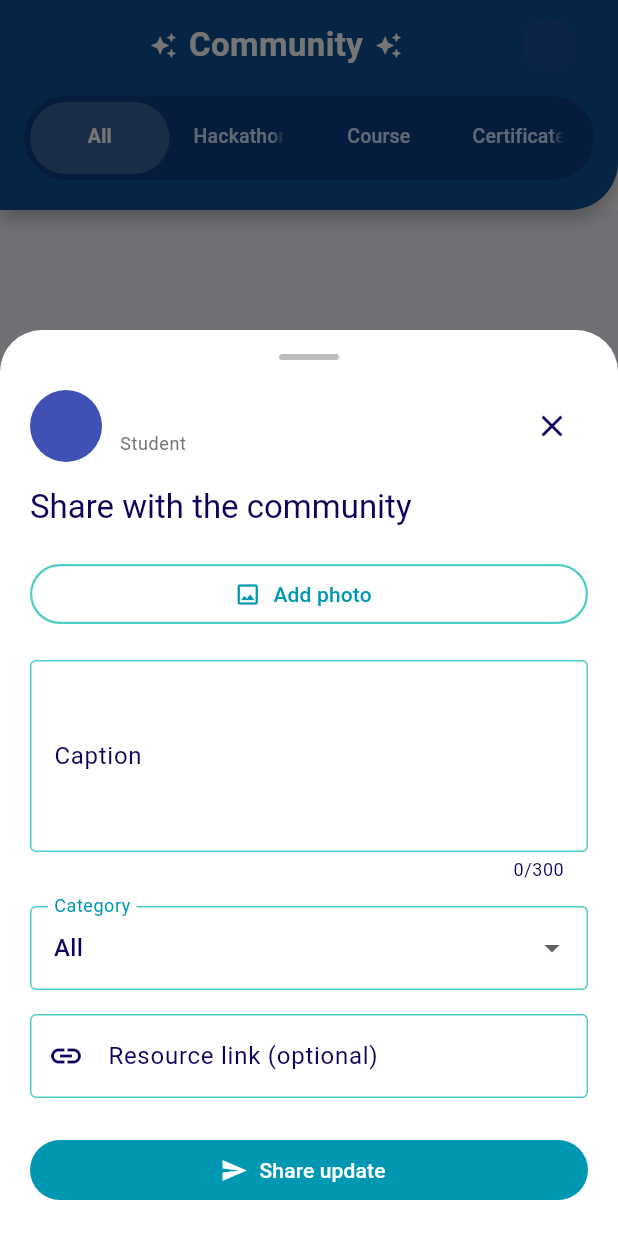
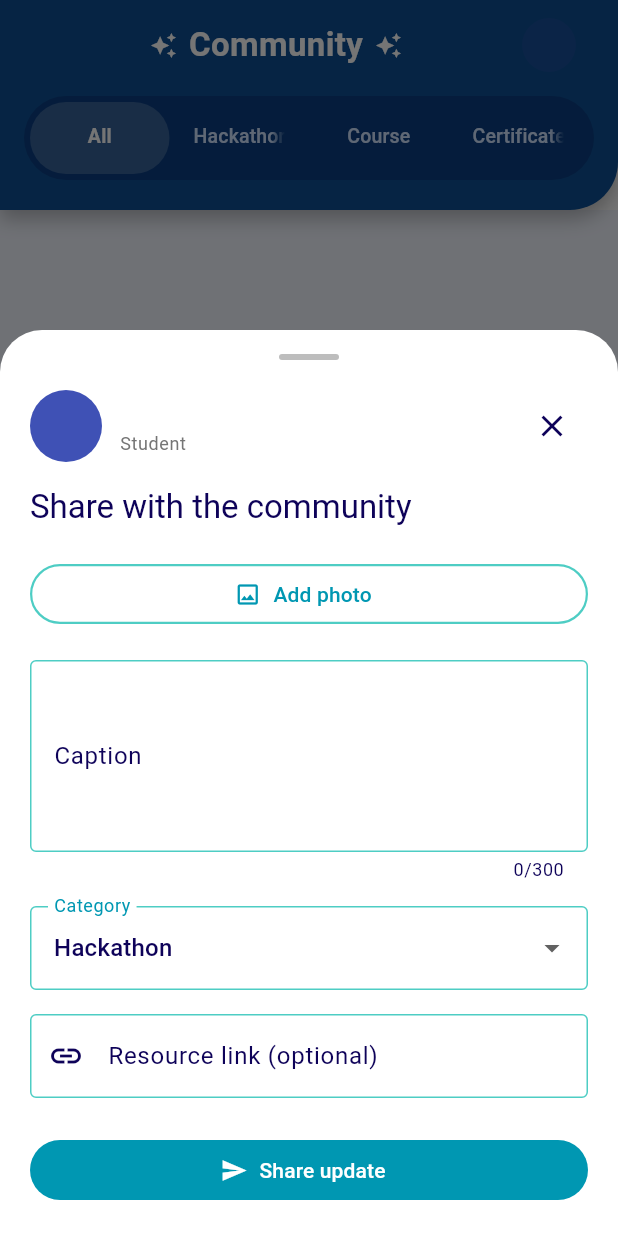
Before and after one commit to LayanMh/SWE444, a Flutter app: the CommunityPage screen opened by its route, after a tap on "New post", on a phone screen of 412 x 824 dp. Run offline on Flutter 3.47's test engine with Material 3 defaults, Android fonts, the phone set to English and light mode, and no system bars; our stand-ins replace cloud_firestore, firebase_auth, firebase_core, firebase_storage, flutter_dotenv, flutter_local_notifications and 8 more; missing offline and left inert: flutter_appauth, syncfusion_flutter_pdf; accounts and stored records are empty.

Commit message:
edit community

```diff
--- a/lib/screens/community.dart
+++ b/lib/screens/community.dart
@@ -328,13 +328,10 @@ class _CommunityPageState extends State<CommunityPage>
   }
 
   Widget _buildCategoryFeed(String category) {
-    final baseQuery = FirebaseFirestore.instance
+    final stream = FirebaseFirestore.instance
         .collection('community_posts')
-        .orderBy('createdAt', descending: true);
-
-    final stream = category == 'All'
-        ? baseQuery.snapshots()
-        : baseQuery.where('category', isEqualTo: category).snapshots();
+        .orderBy('createdAt', descending: true)
+        .snapshots();
 
     return StreamBuilder<QuerySnapshot<Map<String, dynamic>>>(
       stream: stream,
@@ -348,7 +345,13 @@ class _CommunityPageState extends State<CommunityPage>
         }
 
         final docs = snapshot.data?.docs ?? [];
-        final posts = docs.map(CommunityPost.fromDoc).toList();
+        final posts = docs
+            .map(CommunityPost.fromDoc)
+            .where((post) => category == 'All'
+                ? true
+                : _normalizeCategory(post.category) ==
+                    _normalizeCategory(category))
+            .toList();
 
         if (posts.isEmpty) {
           return _EmptyCategoryState(category: category);
@@ -720,6 +723,11 @@ class _CommunityPageState extends State<CommunityPage>
 
     final avatarColor = _avatarColorFor(_currentUserId!);
     final initials = _initialsFromName(_currentUserName ?? 'Student');
+    final creationCategories =
+        _categories.where((category) => category != 'All').toList();
+    final initialCategory = _tabController.index == 0
+        ? creationCategories.first
+        : _categories[_tabController.index];
 
     showModalBottomSheet<void>(
       context: context,
@@ -729,8 +737,8 @@ class _CommunityPageState extends State<CommunityPage>
       ),
       builder: (_) {
         return _PostComposerSheet(
-          categories: _categories,
-          initialCategory: _categories[_tabController.index],
+          categories: creationCategories,
+          initialCategory: initialCategory,
           currentUserId: _currentUserId!,
           currentUserName: _currentUserName ?? 'Student',
           currentUserMajor: _currentUserMajor,
@@ -760,16 +768,20 @@ class _CommunityPageState extends State<CommunityPage>
   }
 
   Color _categoryColor(String category) {
-    switch (category) {
-      case 'Hackathon':
+    switch (_normalizeCategory(category)) {
+      case 'hackathon':
         return const Color(0xFF00796B);
-      case 'Course':
+      case 'course':
         return const Color(0xFF3949AB);
-      case 'Certificate':
+      case 'certificate':
         return const Color(0xFFEF6C00);
       default:
         return const Color(0xFF546E7A);
     }
+  }
+
+  String _normalizeCategory(String category) {
+    return category.trim().toLowerCase();
   }
 
   String _initialsFromName(String name) {
@@ -985,7 +997,7 @@ class _PostComposerSheetState extends State<_PostComposerSheet> {
             ? null
             : _linkController.text.trim(),
         'imageUrl': imageUrl,
-        'category': _selectedCategory,
+        'category': _selectedCategory.trim(),
         'studentId': widget.currentUserId,
         'studentName': widget.currentUserName,
         'studentMajor': widget.currentUserMajor,
@@ -1239,7 +1251,7 @@ class _PostComposerSheetState extends State<_PostComposerSheet> {
                 decoration: const InputDecoration(
                   labelText: 'Resource link (optional)',
                   hintText:
-                      'Share a registration form, slides, or documentation link.',
+                      'Share a form, slides, link.',
                   border: OutlineInputBorder(),
                   prefixIcon: Icon(Icons.link_outlined),
                 ),
```
